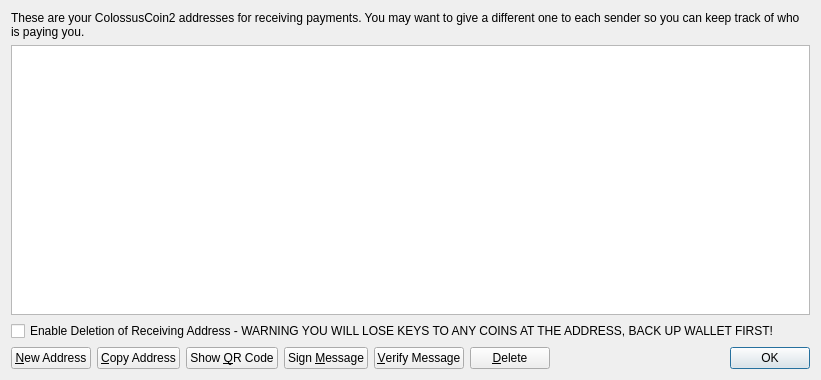
This is src/qt/forms/addressbookpage.ui in Fly-coin/Fly-coin as Qt 5 draws it before an edit. The edited form follows.
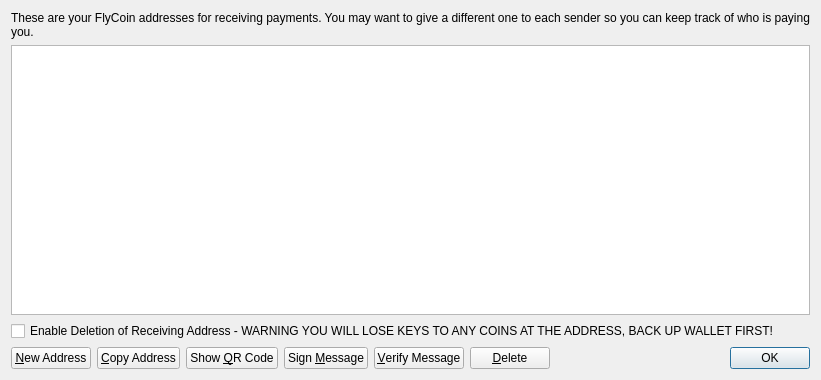
This is the edited form. Icons and pictures are not drawn.

```diff
--- a/src/qt/forms/addressbookpage.ui
+++ b/src/qt/forms/addressbookpage.ui
@@ -17,7 +17,7 @@
    <item>
     <widget class="QLabel" name="labelExplanation">
      <property name="text">
-      <string>These are your ColossusCoin2 addresses for receiving payments. You may want to give a different one to each sender so you can keep track of who is paying you.</string>
+      <string>These are your FlyCoin addresses for receiving payments. You may want to give a different one to each sender so you can keep track of who is paying you.</string>
      </property>
      <property name="textFormat">
       <enum>Qt::PlainText</enum>
```
Left out of the diff: 4 changed lines with no effect on the pictures.
